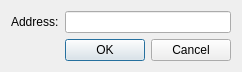
First picture: the form in src/qt/forms/pubkeydialog.ui, repository syscoin/syscoin1, before the edit.
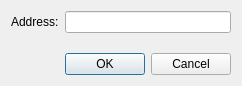
Second picture: the form after the edit.

Patch:
```diff
--- a/src/qt/forms/pubkeydialog.ui
+++ b/src/qt/forms/pubkeydialog.ui
@@ -7,7 +7,7 @@
     <x>0</x>
     <y>0</y>
     <width>242</width>
-    <height>71</height>
+    <height>86</height>
    </rect>
   </property>
   <property name="windowTitle">
```
Left out of the diff: 3 changed lines with no effect on the pictures.
